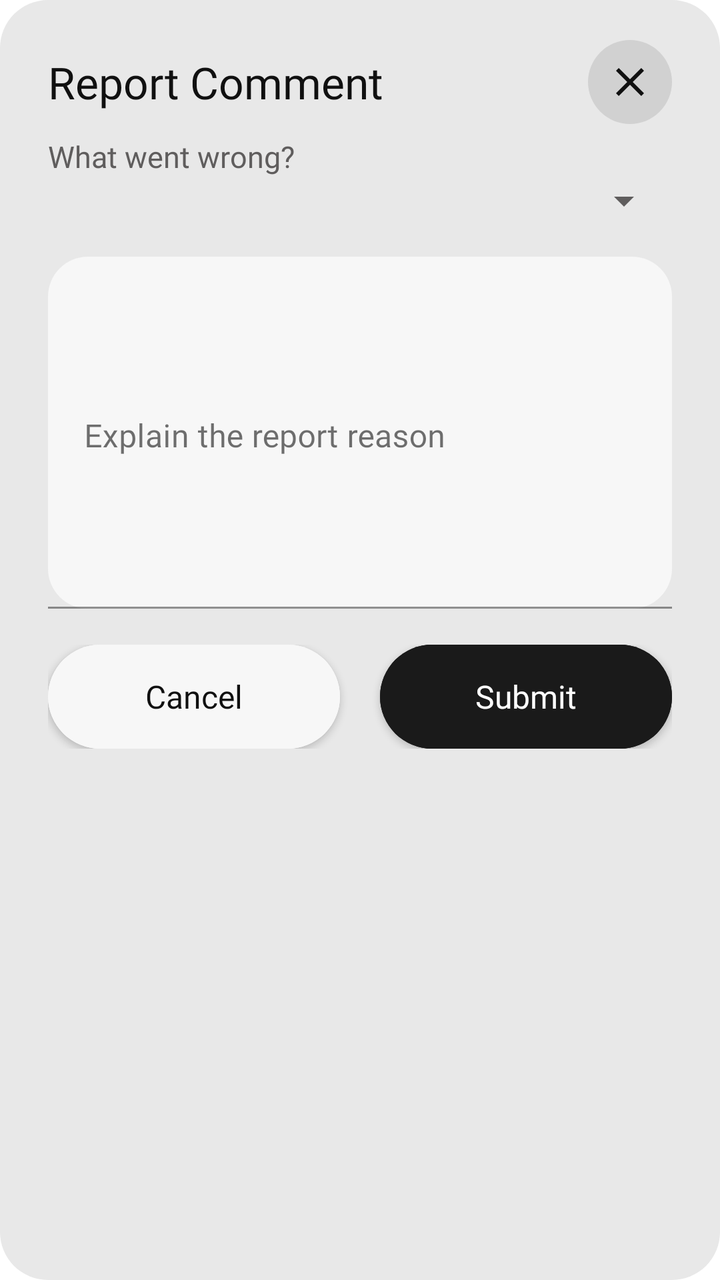
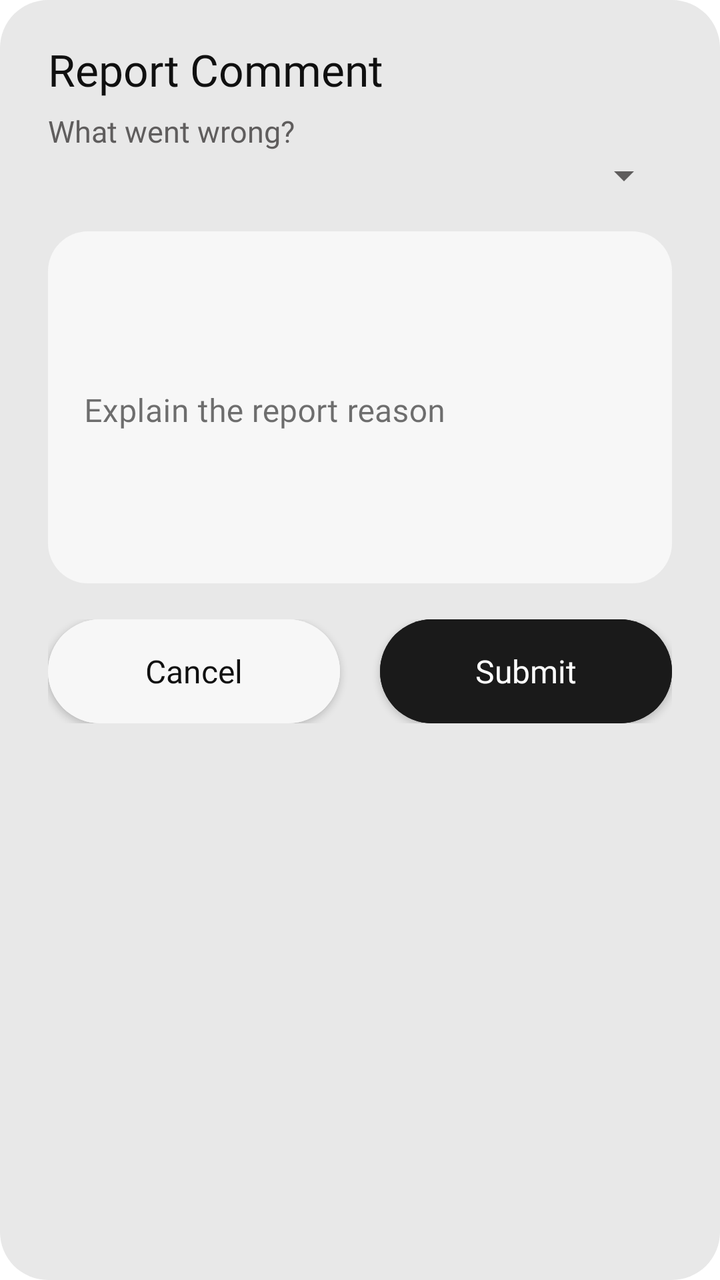

Before-and-after screenshots of an Android layout around one commit, followed by the original layout XML and the change that was made.
<!-- AndroidManifest.xml: application theme Theme.RateMyProfessor -->
<!-- res/layout/dialog_comment_report.xml -->
<?xml version="1.0" encoding="utf-8"?>
<LinearLayout xmlns:android="http://schemas.android.com/apk/res/android"
    xmlns:app="http://schemas.android.com/apk/res-auto"
    android:layout_width="match_parent"
    android:layout_height="wrap_content"
    android:background="@drawable/settings_dialog_background"
    android:orientation="vertical"
    android:paddingStart="24dp"
    android:paddingTop="20dp"
    android:paddingEnd="24dp"
    android:paddingBottom="22dp">

    <LinearLayout
        android:layout_width="match_parent"
        android:layout_height="wrap_content"
        android:gravity="center_vertical"
        android:orientation="horizontal">

        <TextView
            android:layout_width="0dp"
            android:layout_height="wrap_content"
            android:layout_weight="1"
            android:fontFamily="@font/inter_bold"
            android:text="@string/comments_report"
            android:textColor="@color/text_primary"
            android:textSize="22sp" />

        <ImageButton
            android:id="@+id/bug_report_close"
            android:layout_width="42dp"
            android:layout_height="42dp"
            android:background="@drawable/settings_circle_button"
            android:contentDescription="@string/close"
            android:padding="12dp"
            android:src="@drawable/close_icon"
            app:tint="@color/icon_tint" />
    </LinearLayout>

    <TextView
        android:layout_width="match_parent"
        android:layout_height="wrap_content"
        android:layout_marginTop="6dp"
        android:fontFamily="@font/inter"
        android:text="@string/bug_report_prompt"
        android:textColor="@color/text_muted"
        android:textSize="15sp" />

    <Spinner
        android:id="@+id/report_reason"
        android:layout_width="match_parent"
        android:layout_height="wrap_content" />

    <com.google.android.material.textfield.TextInputLayout
        android:id="@+id/bug_report_input_layout"
        android:layout_width="match_parent"
        android:layout_height="wrap_content"
        android:layout_marginTop="16dp"
        android:hint="@string/comment_report_hint"
        app:boxBackgroundColor="@color/surface_container_low"
        app:boxBackgroundMode="filled"
        app:boxCornerRadiusBottomEnd="20dp"
        app:boxCornerRadiusBottomStart="20dp"
        app:boxCornerRadiusTopEnd="20dp"
        app:boxCornerRadiusTopStart="20dp"
        app:boxStrokeColor="@color/outline"
        app:errorTextColor="@color/danger"
        app:hintTextColor="@color/text_muted">

        <com.google.android.material.textfield.TextInputEditText
            android:id="@+id/comment_report_input"
            android:layout_width="match_parent"
            android:layout_height="176dp"
            android:fontFamily="@font/inter"
            android:gravity="top|start"
            android:inputType="textMultiLine|textCapSentences"
            android:maxLines="8"
            android:paddingStart="18dp"
            android:paddingTop="18dp"
            android:paddingEnd="18dp"
            android:paddingBottom="18dp"
            android:textColor="@color/text_primary"
            android:textColorHint="@color/text_muted"
            android:textSize="16sp" />
    </com.google.android.material.textfield.TextInputLayout>

    <LinearLayout
        android:layout_width="match_parent"
        android:layout_height="52dp"
        android:layout_marginTop="18dp"
        android:orientation="horizontal">

        <com.google.android.material.button.MaterialButton
            android:id="@+id/bug_report_cancel"
            style="@style/text_style"
            android:layout_width="0dp"
            android:layout_height="match_parent"
            android:layout_marginEnd="10dp"
            android:layout_weight="1"
            android:backgroundTint="@color/surface_container_low"
            android:insetTop="0dp"
            android:insetBottom="0dp"
            android:letterSpacing="0"
            android:text="@string/cancel"
            android:textColor="@color/text_primary"
            android:textSize="16sp"
            app:cornerRadius="26dp" />

        <com.google.android.material.button.MaterialButton
            android:id="@+id/bug_report_submit"
            style="@style/text_style"
            android:layout_width="0dp"
            android:layout_height="match_parent"
            android:layout_marginStart="10dp"
            android:layout_weight="1"
            android:backgroundTint="@color/surface_inverse"
            android:insetTop="0dp"
            android:insetBottom="0dp"
            android:letterSpacing="0"
            android:text="@string/submit"
            android:textColor="@color/text_on_inverse"
            android:textSize="16sp"
            app:cornerRadius="26dp" />
    </LinearLayout>

</LinearLayout>
<!-- resources referenced by this layout -->
<resources>
  <color name="danger">#FFB3261E</color>
  <color name="icon_tint">#FF101010</color>
  <color name="outline">#FFC4C4C4</color>
  <color name="surface_container_low">#FFF7F7F7</color>
  <color name="surface_inverse">#FF1A1A1A</color>
  <color name="text_muted">#FF5F5D5D</color>
  <color name="text_on_inverse">#FFFFFFFF</color>
  <color name="text_primary">#FF101010</color>
  <!-- drawable close_icon (drawable) -->
  <?xml version="1.0" encoding="utf-8"?>
  <vector xmlns:android="http://schemas.android.com/apk/res/android"
      android:width="24dp"
      android:height="24dp"
      android:viewportWidth="24"
      android:viewportHeight="24">
      <path
          android:fillColor="@android:color/white"
          android:pathData="M6.4,5L12,10.6L17.6,5L19,6.4L13.4,12L19,17.6L17.6,19L12,13.4L6.4,19L5,17.6L10.6,12L5,6.4L6.4,5Z" />
  </vector>
  <!-- drawable settings_circle_button (drawable) -->
  <?xml version="1.0" encoding="utf-8"?>
  <shape xmlns:android="http://schemas.android.com/apk/res/android"
      android:shape="oval">
      <solid android:color="@color/circle_button_background" />
  </shape>
  <!-- drawable settings_dialog_background (drawable) -->
  <?xml version="1.0" encoding="utf-8"?>
  <shape xmlns:android="http://schemas.android.com/apk/res/android">
      <solid android:color="@color/surface_container" />
      <corners android:radius="24dp" />
  </shape>
  <string name="bug_report_prompt">What went wrong?</string>
  <string name="cancel">Cancel</string>
  <string name="close">Close</string>
  <string name="comment_report_hint">Explain the report reason</string>
  <string name="comments_report">Report Comment</string>
  <string name="submit">Submit</string>
  <style name="text_style" parent="Widget.MaterialComponents.Button">
          <item name="android:fontFamily">@font/inter_bold</item>
          <item name="android:textAllCaps">false</item>
      </style>
  <style name="Theme.RateMyProfessor" parent="Theme.MaterialComponents.DayNight.NoActionBar">
          
          <item name="colorPrimary">@color/text_primary</item>
          <item name="colorPrimaryVariant">@color/text_primary</item>
          <item name="colorOnPrimary">@color/text_on_inverse</item>
          <item name="colorSecondary">@color/text_primary</item>
          <item name="colorSecondaryVariant">@color/text_primary</item>
          <item name="colorOnSecondary">@color/text_on_inverse</item>
  
          
          <item name="android:windowBackground">@color/surface</item>
          <item name="colorSurface">@color/surface_container</item>
          <item name="colorOnSurface">@color/text_primary</item>
          <item name="colorError">@color/danger</item>
          <item name="colorOnError">@color/text_on_inverse</item>
  
          <item name="android:textColorPrimary">@color/text_primary</item>
          <item name="android:textColorSecondary">@color/text_muted</item>
          <item name="android:textColorHint">@color/text_hint</item>
  
          
          <item name="android:statusBarColor">@android:color/transparent</item>
          <item name="android:navigationBarColor">@android:color/transparent</item>
      </style>
  <color name="circle_button_background">#1A101010</color>
  <color name="surface_container">#FFE8E8E8</color>
  <color name="surface">#FFFFFFFF</color>
  <color name="text_hint">#FF8A8A8A</color>
</resources>

<!-- the commit's change to res/layout/dialog_comment_report.xml (unified diff, before → after) -->
@@ -25,15 +25,6 @@
             android:textColor="@color/text_primary"
             android:textSize="22sp" />
 
-        <ImageButton
-            android:id="@+id/bug_report_close"
-            android:layout_width="42dp"
-            android:layout_height="42dp"
-            android:background="@drawable/settings_circle_button"
-            android:contentDescription="@string/close"
-            android:padding="12dp"
-            android:src="@drawable/close_icon"
-            app:tint="@color/icon_tint" />
     </LinearLayout>
 
     <TextView
@@ -62,6 +53,8 @@
         app:boxCornerRadiusBottomStart="20dp"
         app:boxCornerRadiusTopEnd="20dp"
         app:boxCornerRadiusTopStart="20dp"
+        app:boxStrokeWidth="0dp"
+        app:boxStrokeWidthFocused="0dp"
         app:boxStrokeColor="@color/outline"
         app:errorTextColor="@color/danger"
         app:hintTextColor="@color/text_muted">
<!-- resource entries referenced after the edit -->
@@ -1,30 +1,12 @@
 <!-- resources referenced by this layout -->
 <resources>
   <color name="danger">#FFB3261E</color>
-  <color name="icon_tint">#FF101010</color>
   <color name="outline">#FFC4C4C4</color>
   <color name="surface_container_low">#FFF7F7F7</color>
   <color name="surface_inverse">#FF1A1A1A</color>
   <color name="text_muted">#FF5F5D5D</color>
   <color name="text_on_inverse">#FFFFFFFF</color>
   <color name="text_primary">#FF101010</color>
-  <!-- drawable close_icon (drawable) -->
-  <?xml version="1.0" encoding="utf-8"?>
-  <vector xmlns:android="http://schemas.android.com/apk/res/android"
-      android:width="24dp"
-      android:height="24dp"
-      android:viewportWidth="24"
-      android:viewportHeight="24">
-      <path
-          android:fillColor="@android:color/white"
-          android:pathData="M6.4,5L12,10.6L17.6,5L19,6.4L13.4,12L19,17.6L17.6,19L12,13.4L6.4,19L5,17.6L10.6,12L5,6.4L6.4,5Z" />
-  </vector>
-  <!-- drawable settings_circle_button (drawable) -->
-  <?xml version="1.0" encoding="utf-8"?>
-  <shape xmlns:android="http://schemas.android.com/apk/res/android"
-      android:shape="oval">
-      <solid android:color="@color/circle_button_background" />
-  </shape>
   <!-- drawable settings_dialog_background (drawable) -->
   <?xml version="1.0" encoding="utf-8"?>
   <shape xmlns:android="http://schemas.android.com/apk/res/android">
@@ -33,7 +15,6 @@
   </shape>
   <string name="bug_report_prompt">What went wrong?</string>
   <string name="cancel">Cancel</string>
-  <string name="close">Close</string>
   <string name="comment_report_hint">Explain the report reason</string>
   <string name="comments_report">Report Comment</string>
   <string name="submit">Submit</string>
@@ -65,7 +46,6 @@
           <item name="android:statusBarColor">@android:color/transparent</item>
           <item name="android:navigationBarColor">@android:color/transparent</item>
       </style>
-  <color name="circle_button_background">#1A101010</color>
   <color name="surface_container">#FFE8E8E8</color>
   <color name="surface">#FFFFFFFF</color>
   <color name="text_hint">#FF8A8A8A</color>
